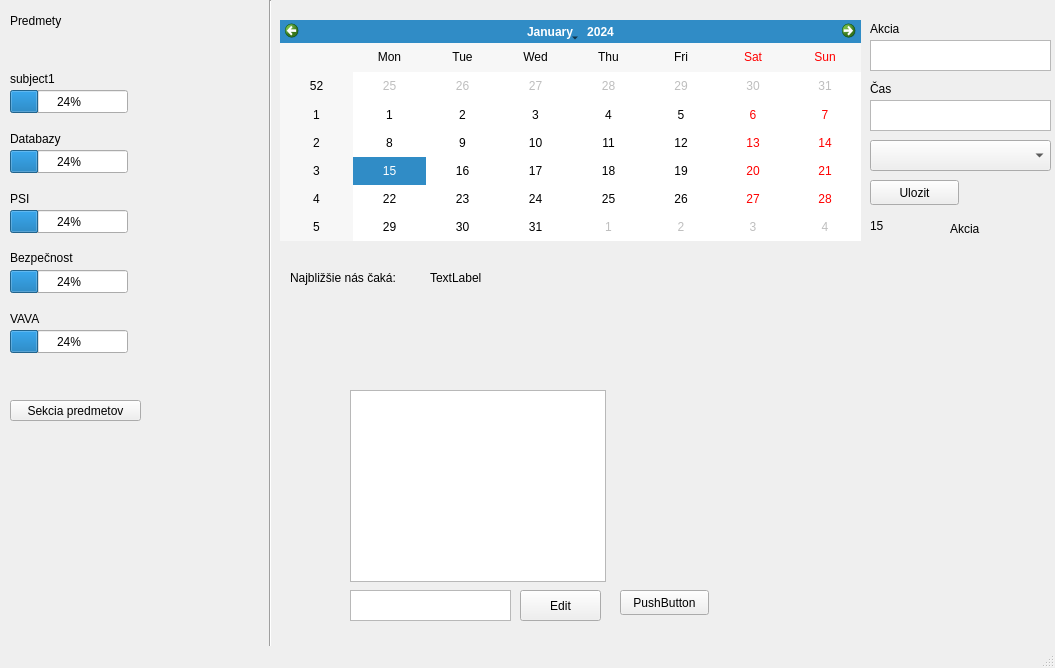
Before: the Qt Designer form View/app.ui in romanpalenik/Diar, drawn with Qt 5.
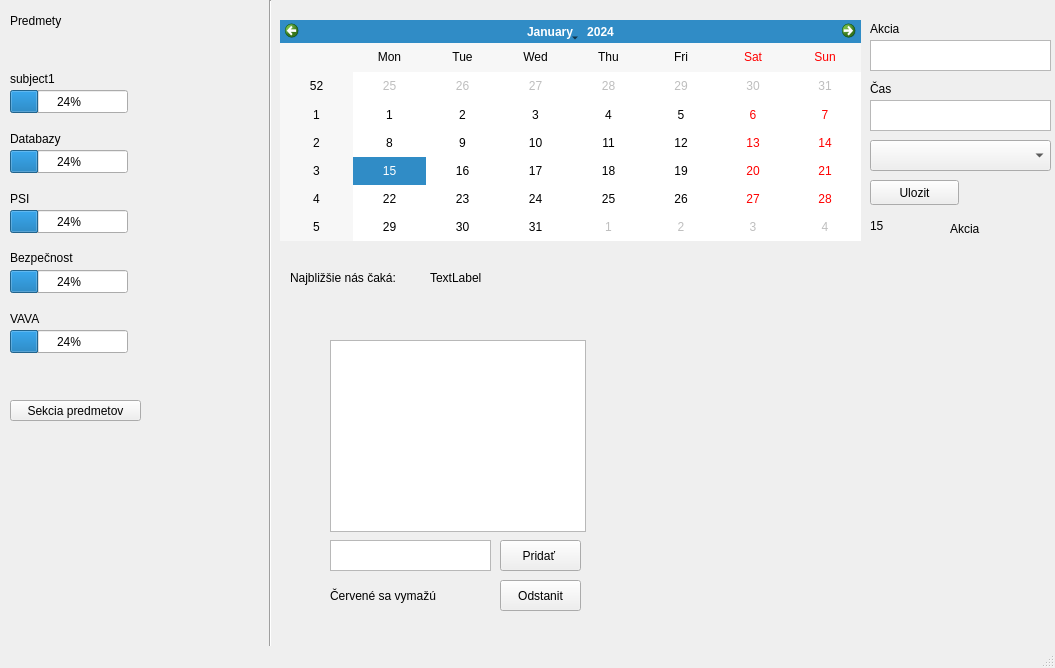
After: the same form once the commit is applied.

Diff of the .ui file:
```diff
--- a/View/app.ui
+++ b/View/app.ui
@@ -43,8 +43,8 @@
    <widget class="QListWidget" name="listWidget">
     <property name="geometry">
      <rect>
-      <x>350</x>
-      <y>390</y>
+      <x>330</x>
+      <y>340</y>
       <width>256</width>
       <height>192</height>
      </rect>
@@ -134,14 +134,14 @@
    <widget class="QPushButton" name="pushButton">
     <property name="geometry">
      <rect>
-      <x>520</x>
-      <y>590</y>
+      <x>500</x>
+      <y>540</y>
       <width>81</width>
       <height>31</height>
      </rect>
     </property>
     <property name="text">
-     <string>Edit</string>
+     <string>Pridať </string>
     </property>
    </widget>
    <widget class="QProgressBar" name="progressBar">
@@ -349,8 +349,8 @@
    <widget class="QTextEdit" name="newItemToDo">
     <property name="geometry">
      <rect>
-      <x>350</x>
-      <y>590</y>
+      <x>330</x>
+      <y>540</y>
       <width>161</width>
       <height>31</height>
      </rect>
@@ -359,14 +359,27 @@
    <widget class="QPushButton" name="pushButton_2">
     <property name="geometry">
      <rect>
-      <x>620</x>
-      <y>590</y>
-      <width>89</width>
-      <height>25</height>
+      <x>500</x>
+      <y>580</y>
+      <width>81</width>
+      <height>31</height>
      </rect>
     </property>
     <property name="text">
-     <string>PushButton</string>
+     <string>Odstanit</string>
+    </property>
+   </widget>
+   <widget class="QLabel" name="label_6">
+    <property name="geometry">
+     <rect>
+      <x>330</x>
+      <y>580</y>
+      <width>161</width>
+      <height>31</height>
+     </rect>
+    </property>
+    <property name="text">
+     <string>Červené sa vymažú</string>
     </property>
    </widget>
   </widget>
```
